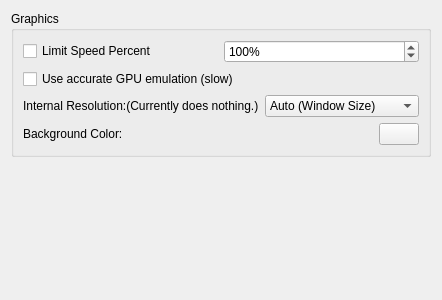
Above: src/yuzu/configuration/configure_graphics.ui from yuzu-emu/yuzu-canary before the change. Below: the same form after it.
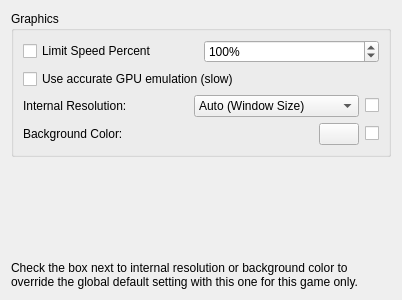
That is the form after the change.

Diff of the .ui file:
```diff
--- a/src/yuzu/configuration/configure_graphics.ui
+++ b/src/yuzu/configuration/configure_graphics.ui
@@ -6,7 +6,7 @@
    <rect>
     <x>0</x>
     <y>0</y>
-    <width>400</width>
+    <width>402</width>
     <height>300</height>
    </rect>
   </property>
@@ -61,7 +61,7 @@
           <item>
            <widget class="QLabel" name="label">
             <property name="text">
-             <string>Internal Resolution:(Currently does nothing.)</string>
+             <string>Internal Resolution:</string>
             </property>
            </widget>
           </item>
@@ -94,6 +94,19 @@
             </item>
            </widget>
           </item>
+          <item>
+           <widget class="QCheckBox" name="resolution_factor_checkbox">
+            <property name="sizePolicy">
+             <sizepolicy hsizetype="Fixed" vsizetype="Fixed">
+              <horstretch>0</horstretch>
+              <verstretch>0</verstretch>
+             </sizepolicy>
+            </property>
+            <property name="text">
+             <string/>
+            </property>
+           </widget>
+          </item>
          </layout>
         </item>
          <item>
@@ -115,6 +128,19 @@
                  </property>
                </widget>
              </item>
+          <item>
+           <widget class="QCheckBox" name="bg_checkbox">
+            <property name="sizePolicy">
+             <sizepolicy hsizetype="Fixed" vsizetype="Fixed">
+              <horstretch>0</horstretch>
+              <verstretch>0</verstretch>
+             </sizepolicy>
+            </property>
+            <property name="text">
+             <string/>
+            </property>
+           </widget>
+          </item>
            </layout>
          </item>
        </layout>
@@ -135,6 +161,16 @@
      </property>
     </spacer>
    </item>
+   <item>
+    <widget class="QLabel" name="override_label">
+     <property name="text">
+      <string>Check the box next to internal resolution or background color to override the global default setting with this one for this game only.</string>
+     </property>
+     <property name="wordWrap">
+      <bool>true</bool>
+     </property>
+    </widget>
+   </item>
   </layout>
  </widget>
  <resources/>
```
Lines whose indentation alone changed are shown as unchanged.
